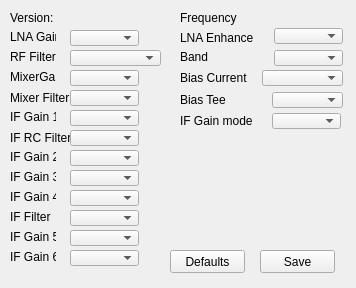
First picture: the form in funcubeoptions.ui, repository oldscienceguy/PebbleSDR, before the edit.
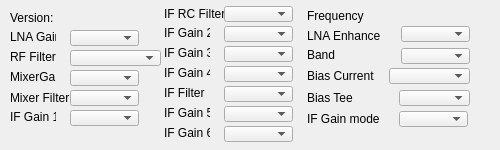
Second picture: the form after the edit.

Patch:
```diff
--- a/funcubeoptions.ui
+++ b/funcubeoptions.ui
@@ -6,8 +6,8 @@
    <rect>
     <x>0</x>
     <y>0</y>
-    <width>356</width>
-    <height>288</height>
+    <width>500</width>
+    <height>150</height>
    </rect>
   </property>
   <property name="windowTitle">
@@ -94,8 +94,8 @@
   <widget class="QLabel" name="label_6">
    <property name="geometry">
     <rect>
-     <x>10</x>
-     <y>130</y>
+     <x>164</x>
+     <y>6</y>
      <width>61</width>
      <height>16</height>
     </rect>
@@ -107,8 +107,8 @@
   <widget class="QLabel" name="label_7">
    <property name="geometry">
     <rect>
-     <x>10</x>
-     <y>150</y>
+     <x>164</x>
+     <y>26</y>
      <width>46</width>
      <height>13</height>
     </rect>
@@ -120,8 +120,8 @@
   <widget class="QLabel" name="label_8">
    <property name="geometry">
     <rect>
-     <x>10</x>
-     <y>170</y>
+     <x>164</x>
+     <y>46</y>
      <width>46</width>
      <height>13</height>
     </rect>
@@ -133,8 +133,8 @@
   <widget class="QLabel" name="label_9">
    <property name="geometry">
     <rect>
-     <x>10</x>
-     <y>190</y>
+     <x>164</x>
+     <y>66</y>
      <width>46</width>
      <height>13</height>
     </rect>
@@ -146,8 +146,8 @@
   <widget class="QLabel" name="label_10">
    <property name="geometry">
     <rect>
-     <x>10</x>
-     <y>210</y>
+     <x>164</x>
+     <y>86</y>
      <width>46</width>
      <height>13</height>
     </rect>
@@ -159,8 +159,8 @@
   <widget class="QLabel" name="label_11">
    <property name="geometry">
     <rect>
-     <x>10</x>
-     <y>230</y>
+     <x>164</x>
+     <y>106</y>
      <width>46</width>
      <height>13</height>
     </rect>
@@ -172,8 +172,8 @@
   <widget class="QLabel" name="label_12">
    <property name="geometry">
     <rect>
-     <x>10</x>
-     <y>250</y>
+     <x>164</x>
+     <y>126</y>
      <width>46</width>
      <height>13</height>
     </rect>
@@ -185,8 +185,8 @@
   <widget class="QLabel" name="label_13">
    <property name="geometry">
     <rect>
-     <x>180</x>
-     <y>30</y>
+     <x>307</x>
+     <y>28</y>
      <width>88</width>
      <height>16</height>
     </rect>
@@ -198,8 +198,8 @@
   <widget class="QLabel" name="label_14">
    <property name="geometry">
     <rect>
-     <x>180</x>
-     <y>50</y>
+     <x>307</x>
+     <y>48</y>
      <width>46</width>
      <height>13</height>
     </rect>
@@ -211,10 +211,10 @@
   <widget class="QLabel" name="label_15">
    <property name="geometry">
     <rect>
-     <x>180</x>
-     <y>70</y>
-     <width>83</width>
-     <height>16</height>
+     <x>307</x>
+     <y>67</y>
+     <width>90</width>
+     <height>17</height>
     </rect>
    </property>
    <property name="text">
@@ -224,8 +224,8 @@
   <widget class="QLabel" name="label_16">
    <property name="geometry">
     <rect>
-     <x>180</x>
-     <y>113</y>
+     <x>307</x>
+     <y>111</y>
      <width>84</width>
      <height>16</height>
     </rect>
@@ -237,8 +237,8 @@
   <widget class="QLabel" name="frequencyLabel">
    <property name="geometry">
     <rect>
-     <x>180</x>
-     <y>10</y>
+     <x>307</x>
+     <y>8</y>
      <width>191</width>
      <height>16</height>
     </rect>
@@ -305,8 +305,8 @@
   <widget class="QComboBox" name="IFRCFilter">
    <property name="geometry">
     <rect>
-     <x>70</x>
-     <y>130</y>
+     <x>224</x>
+     <y>6</y>
      <width>69</width>
      <height>16</height>
     </rect>
@@ -315,8 +315,8 @@
   <widget class="QComboBox" name="IFGain2">
    <property name="geometry">
     <rect>
-     <x>70</x>
-     <y>150</y>
+     <x>224</x>
+     <y>26</y>
      <width>69</width>
      <height>16</height>
     </rect>
@@ -325,8 +325,8 @@
   <widget class="QComboBox" name="IFGain3">
    <property name="geometry">
     <rect>
-     <x>70</x>
-     <y>170</y>
+     <x>224</x>
+     <y>46</y>
      <width>69</width>
      <height>16</height>
     </rect>
@@ -335,8 +335,8 @@
   <widget class="QComboBox" name="IFGain4">
    <property name="geometry">
     <rect>
-     <x>70</x>
-     <y>190</y>
+     <x>224</x>
+     <y>66</y>
      <width>69</width>
      <height>16</height>
     </rect>
@@ -345,8 +345,8 @@
   <widget class="QComboBox" name="IFFilter">
    <property name="geometry">
     <rect>
-     <x>70</x>
-     <y>210</y>
+     <x>224</x>
+     <y>86</y>
      <width>69</width>
      <height>16</height>
     </rect>
@@ -355,8 +355,8 @@
   <widget class="QComboBox" name="IFGain5">
    <property name="geometry">
     <rect>
-     <x>70</x>
-     <y>230</y>
+     <x>224</x>
+     <y>106</y>
      <width>69</width>
      <height>16</height>
     </rect>
@@ -365,8 +365,8 @@
   <widget class="QComboBox" name="IFGain6">
    <property name="geometry">
     <rect>
-     <x>70</x>
-     <y>250</y>
+     <x>224</x>
+     <y>126</y>
      <width>69</width>
      <height>16</height>
     </rect>
@@ -375,8 +375,8 @@
   <widget class="QComboBox" name="LNAEnhance">
    <property name="geometry">
     <rect>
-     <x>274</x>
-     <y>28</y>
+     <x>401</x>
+     <y>26</y>
      <width>69</width>
      <height>16</height>
     </rect>
@@ -385,8 +385,8 @@
   <widget class="QComboBox" name="Band">
    <property name="geometry">
     <rect>
-     <x>274</x>
-     <y>50</y>
+     <x>401</x>
+     <y>48</y>
      <width>69</width>
      <height>16</height>
     </rect>
@@ -395,8 +395,8 @@
   <widget class="QComboBox" name="BiasCurrent">
    <property name="geometry">
     <rect>
-     <x>262</x>
-     <y>70</y>
+     <x>389</x>
+     <y>68</y>
      <width>81</width>
      <height>16</height>
     </rect>
@@ -405,44 +405,18 @@
   <widget class="QComboBox" name="IFGainMode">
    <property name="geometry">
     <rect>
-     <x>272</x>
-     <y>113</y>
+     <x>399</x>
+     <y>111</y>
      <width>69</width>
      <height>16</height>
     </rect>
    </property>
   </widget>
-  <widget class="QPushButton" name="saveButton">
-   <property name="geometry">
-    <rect>
-     <x>260</x>
-     <y>250</y>
-     <width>75</width>
-     <height>23</height>
-    </rect>
-   </property>
-   <property name="text">
-    <string>Save</string>
-   </property>
-  </widget>
-  <widget class="QPushButton" name="defaultsButton">
-   <property name="geometry">
-    <rect>
-     <x>170</x>
-     <y>250</y>
-     <width>75</width>
-     <height>23</height>
-    </rect>
-   </property>
-   <property name="text">
-    <string>Defaults</string>
-   </property>
-  </widget>
   <widget class="QComboBox" name="BiasTee">
    <property name="geometry">
     <rect>
-     <x>272</x>
-     <y>92</y>
+     <x>399</x>
+     <y>90</y>
      <width>71</width>
      <height>16</height>
     </rect>
@@ -451,8 +425,8 @@
   <widget class="QLabel" name="label_17">
    <property name="geometry">
     <rect>
-     <x>180</x>
-     <y>92</y>
+     <x>307</x>
+     <y>90</y>
      <width>71</width>
      <height>16</height>
     </rect>
```
